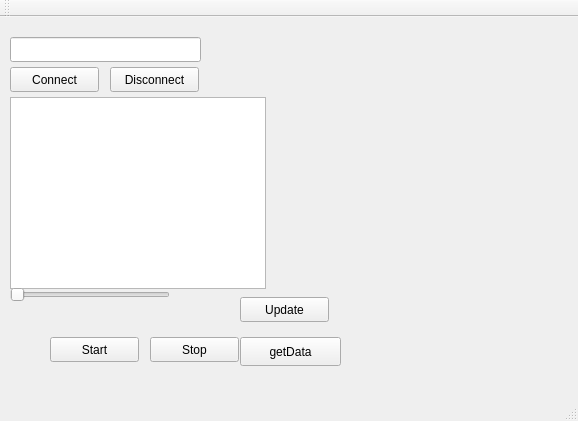
First picture: the form in QtTcpClientConsumer/mainwindow.ui, repository ediRFT7/qt-producer-server-consumer, before the edit.
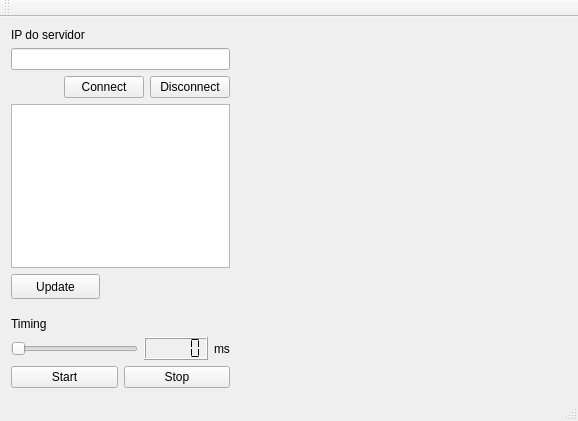
Second picture: the form after the edit. Custom widgets are drawn as their Qt base class.

Patch:
```diff
--- a/QtTcpClientConsumer/mainwindow.ui
+++ b/QtTcpClientConsumer/mainwindow.ui
@@ -14,87 +14,121 @@
    <string>MainWindow</string>
   </property>
   <widget class="QWidget" name="centralWidget">
-   <widget class="QPushButton" name="pushButtonGet">
-    <property name="geometry">
-     <rect>
-      <x>240</x>
-      <y>320</y>
-      <width>101</width>
-      <height>29</height>
-     </rect>
-    </property>
+   <layout class="QGridLayout" name="gridLayout">
+    <item row="0" column="0">
+     <layout class="QHBoxLayout" name="horizontalLayout_4" stretch="40,60">
+      <item>
+       <layout class="QVBoxLayout" name="verticalLayout_2">
+        <item>
+         <widget class="QLabel" name="label">
     <property name="text">
-     <string>getData</string>
-    </property>
-   </widget>
-   <widget class="QListWidget" name="listWidget">
-    <property name="geometry">
-     <rect>
-      <x>10</x>
-      <y>80</y>
-      <width>256</width>
-      <height>192</height>
-     </rect>
-    </property>
-   </widget>
+           <string>IP do servidor</string>
+          </property>
+         </widget>
+        </item>
+        <item>
+         <layout class="QVBoxLayout" name="verticalLayout">
+          <item>
+           <widget class="QLineEdit" name="lineEditIp"/>
+          </item>
+          <item>
+           <layout class="QHBoxLayout" name="horizontalLayout">
+            <item>
+             <spacer name="horizontalSpacer">
+              <property name="orientation">
+               <enum>Qt::Horizontal</enum>
+              </property>
+              <property name="sizeHint" stdset="0">
+               <size>
+                <width>40</width>
+                <height>20</height>
+               </size>
+              </property>
+             </spacer>
+            </item>
+            <item>
    <widget class="QPushButton" name="pushButtonConnect">
-    <property name="geometry">
-     <rect>
-      <x>10</x>
-      <y>50</y>
-      <width>89</width>
+              <property name="maximumSize">
+               <size>
+                <width>121</width>
       <height>25</height>
-     </rect>
+               </size>
     </property>
     <property name="text">
      <string>Connect</string>
     </property>
    </widget>
+            </item>
+            <item>
    <widget class="QPushButton" name="pushButtonDisconnect">
-    <property name="geometry">
-     <rect>
-      <x>110</x>
-      <y>50</y>
-      <width>89</width>
+              <property name="maximumSize">
+               <size>
+                <width>120</width>
       <height>25</height>
-     </rect>
+               </size>
     </property>
     <property name="text">
      <string>Disconnect</string>
     </property>
    </widget>
-   <widget class="QLineEdit" name="lineEditIp">
-    <property name="geometry">
-     <rect>
-      <x>10</x>
-      <y>20</y>
-      <width>191</width>
-      <height>25</height>
-     </rect>
-    </property>
-   </widget>
+            </item>
+           </layout>
+          </item>
+         </layout>
+        </item>
+        <item>
+         <widget class="QListWidget" name="listWidget">
+          <property name="minimumSize">
+           <size>
+            <width>219</width>
+            <height>125</height>
+           </size>
+          </property>
+         </widget>
+        </item>
+        <item>
    <widget class="QPushButton" name="pushButtonUpdate">
-    <property name="geometry">
-     <rect>
-      <x>240</x>
-      <y>280</y>
+          <property name="minimumSize">
+           <size>
       <width>89</width>
       <height>25</height>
-     </rect>
+           </size>
+          </property>
+          <property name="maximumSize">
+           <size>
+            <width>89</width>
+            <height>25</height>
+           </size>
     </property>
     <property name="text">
      <string>Update</string>
     </property>
    </widget>
+        </item>
+        <item>
+         <spacer name="verticalSpacer">
+          <property name="orientation">
+           <enum>Qt::Vertical</enum>
+          </property>
+          <property name="sizeHint" stdset="0">
+           <size>
+            <width>20</width>
+            <height>40</height>
+           </size>
+          </property>
+         </spacer>
+        </item>
+        <item>
+         <widget class="QLabel" name="label_2">
+          <property name="text">
+           <string>Timing</string>
+          </property>
+         </widget>
+        </item>
+        <item>
+         <layout class="QHBoxLayout" name="horizontalLayout_3">
+          <item>
    <widget class="QSlider" name="horizontalSliderTiming">
-    <property name="geometry">
-     <rect>
-      <x>10</x>
-      <y>270</y>
-      <width>160</width>
-      <height>16</height>
-     </rect>
-    </property>
     <property name="minimum">
      <number>1</number>
     </property>
@@ -105,42 +139,56 @@
      <enum>Qt::Horizontal</enum>
     </property>
    </widget>
+          </item>
+          <item>
+           <widget class="QLCDNumber" name="lcdNumber">
+            <property name="segmentStyle">
+             <enum>QLCDNumber::Flat</enum>
+            </property>
+           </widget>
+          </item>
+          <item>
+           <widget class="QLabel" name="label_3">
+            <property name="text">
+             <string>ms</string>
+            </property>
+           </widget>
+          </item>
+         </layout>
+        </item>
+        <item>
+         <layout class="QHBoxLayout" name="horizontalLayout_2">
+          <item>
    <widget class="QPushButton" name="pushButtonStart">
-    <property name="geometry">
-     <rect>
-      <x>50</x>
-      <y>320</y>
-      <width>89</width>
-      <height>25</height>
-     </rect>
-    </property>
     <property name="text">
      <string>Start</string>
     </property>
    </widget>
+          </item>
+          <item>
    <widget class="QPushButton" name="pushButtonStop">
-    <property name="geometry">
-     <rect>
-      <x>150</x>
-      <y>320</y>
-      <width>89</width>
-      <height>25</height>
-     </rect>
-    </property>
     <property name="text">
      <string>Stop</string>
     </property>
    </widget>
+          </item>
+         </layout>
+        </item>
+       </layout>
+      </item>
+      <item>
    <widget class="Plotter" name="widget" native="true">
-    <property name="geometry">
-     <rect>
-      <x>300</x>
-      <y>80</y>
-      <width>231</width>
-      <height>181</height>
-     </rect>
-    </property>
-   </widget>
+        <property name="minimumSize">
+         <size>
+          <width>331</width>
+          <height>340</height>
+         </size>
+        </property>
+       </widget>
+      </item>
+     </layout>
+    </item>
+   </layout>
   </widget>
   <widget class="QMenuBar" name="menuBar">
    <property name="geometry">
```
Left out of the diff: 16 changed lines with no effect on the pictures. Lines whose indentation alone changed are shown as unchanged.
